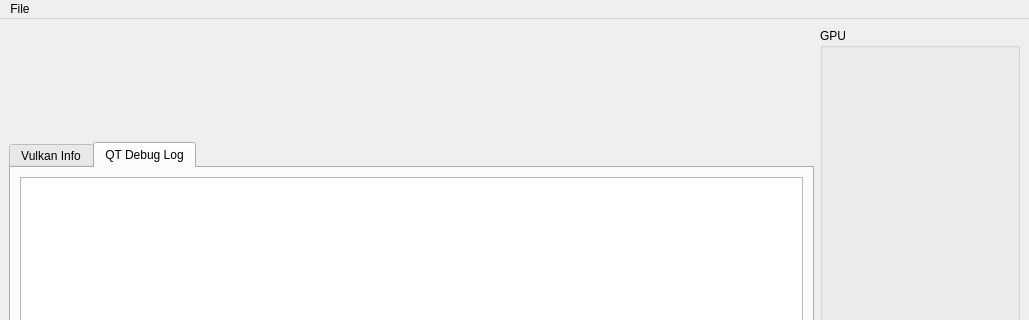
This is app/MainWindow.ui in vzz3/HEVolRender as Qt 5 draws it before an edit; both pictures show x 0 to 1029 and y 0 to 320 of the 1029 by 528 pixel window. The edited form follows.
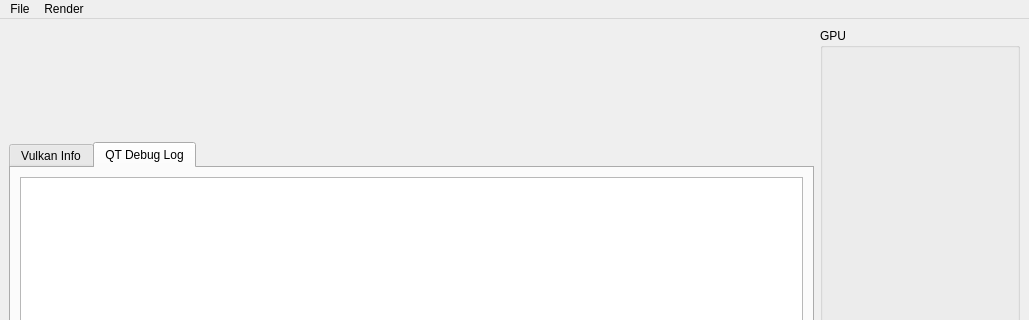
This is the edited form.

What changed in the file:
```diff
--- a/app/MainWindow.ui
+++ b/app/MainWindow.ui
@@ -111,7 +111,14 @@
     <addaction name="actionOpen"/>
     <addaction name="actionGrab_Frame"/>
    </widget>
+   <widget class="QMenu" name="menuRender">
+    <property name="title">
+     <string>Render</string>
+    </property>
+    <addaction name="actionRenderEncrypted"/>
+   </widget>
    <addaction name="menuFile"/>
+   <addaction name="menuRender"/>
   </widget>
   <widget class="QStatusBar" name="statusbar"/>
   <action name="actionOpen">
```
Left out of the diff: 8 changed lines with no effect on the pictures.
